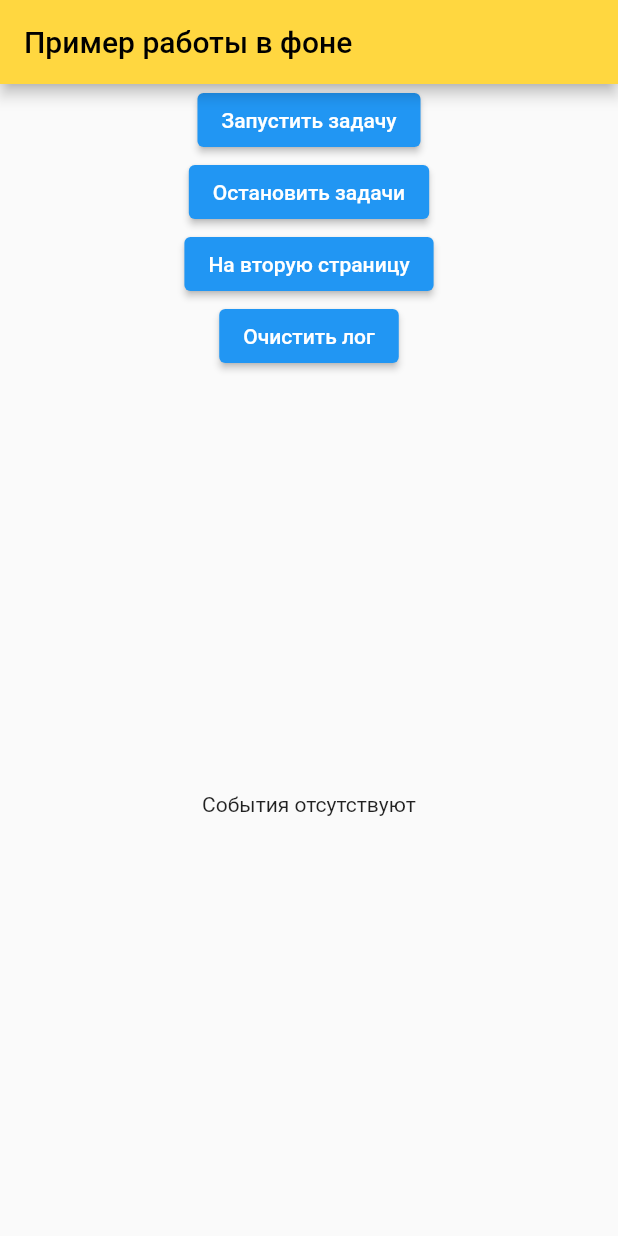
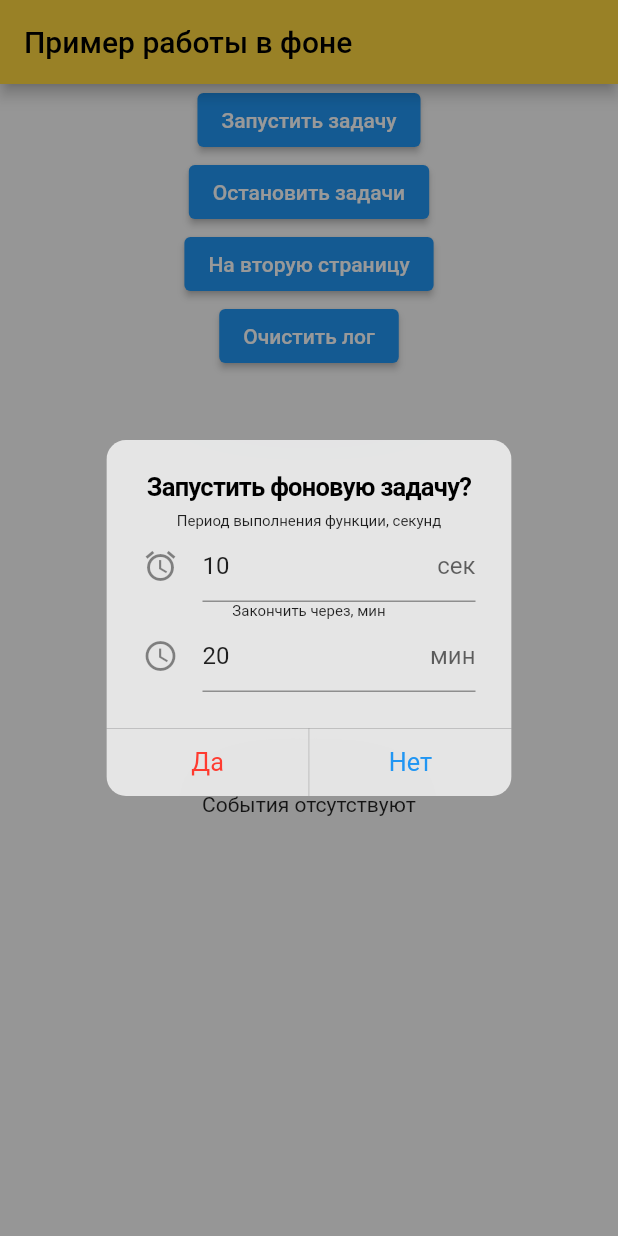
Before and after one commit to dumptyhumpty2014gmail/medium_background_fetch, a Flutter app: the screen it shows after launch, after a tap on "Запустить задачу", on a phone screen of 412 x 824 dp. Run offline on Flutter 3.47's test engine with Material 2 defaults, Android fonts, the phone set to English and light mode, and no system bars; our stand-ins replace shared_preferences; missing offline and left inert: background_fetch.

Commit message:
ограничение времени работы 1

```diff
--- a/lib/first_page.dart
+++ b/lib/first_page.dart
@@ -1,4 +1,5 @@
 import 'package:background_fetch/background_fetch.dart';
+import 'package:medium_background_fetch/task_function.dart';
 import '/log_functions.dart';
 import '/second_page.dart';
 import 'package:flutter/material.dart';
@@ -53,8 +54,10 @@ class _FirstPageState extends State<FirstPage> {
 
   void fetchFunctionFirst(String taskId) {
     final timestamp = DateTime.now();
+    final _myTaskConfig = MyTaskConfig.getTaskConfig(taskId);
     if (mounted) {
       LogManager.writeEventInLog("$taskId@$timestamp [НА ЭКРАНЕ 1]");
+
       setState(() {
         _events.insert(0, "$taskId@${timestamp.toString()}  [НА ЭКРАНЕ 1 SET]");
       });
@@ -68,28 +71,27 @@ class _FirstPageState extends State<FirstPage> {
     if (taskId == 'flutter_background_fetch') {
       return;
     }
-
-    BackgroundFetch.scheduleTask(TaskConfig(
-        taskId: taskId,
-        delay: taskDelay, //const для экспериментов
-        periodic: false,
-        forceAlarmManager: true,
-        stopOnTerminate: setStopOnTerminate,
-        enableHeadless: setEnableHeadless,
-        requiresNetworkConnectivity: true,
-        requiresCharging: true));
+    if (DateTime.now().difference(_myTaskConfig.endDateTime).inSeconds >= 0) {
+      //не запускаем новую задачу
+      return;
+    }
+    startNewTask(taskId, taskDelay);
   }
 
-  void _startSheduleTask1() {
-    BackgroundFetch.scheduleTask(TaskConfig(
-        taskId: '1111',
-        delay: taskDelay, //const для экспериментов
-        periodic: false, //обязательно не периодическую
-        forceAlarmManager: true,
-        stopOnTerminate: setStopOnTerminate,
-        enableHeadless: setEnableHeadless,
-        requiresNetworkConnectivity: true,
-        requiresCharging: true));
+  void _startSheduleTask1(BuildContext context) async {
+    //прежде, чем запустить задачу, открываем форму, в которой выбираем период выполнения и лимит времени
+    cupertinoGetTaskIdDialog(context, TaskIds.firstPageKey).then((value) {
+      //print(value);
+      if (value != null) {
+        final myTaskConfig = MyTaskConfig.getTaskConfig(value);
+        //print(value);
+        //TODO записываем в хранилище (это потом)
+        startNewTask(value, myTaskConfig.period);
+      }
+    }).catchError((error) {
+      //TODO выдаем сообщение, что произошла какая-то ошибка и не смогли запустить
+      //print(error);
+    });
   }
 
   void _stopTasks() {
@@ -121,7 +123,9 @@ class _FirstPageState extends State<FirstPage> {
       body: Column(
         children: [
           ElevatedButton(
-            onPressed: _startSheduleTask1,
+            onPressed: () {
+              _startSheduleTask1(context);
+            },
             child: const Text('Запустить задачу'),
           ),
           ElevatedButton(
--- a/lib/log_functions.dart
+++ b/lib/log_functions.dart
@@ -1,10 +1,13 @@
 import 'dart:convert';
+import 'package:intl/intl.dart';
 
 import 'package:shared_preferences/shared_preferences.dart';
 
 const String logKey = 'log_key';
 const int taskDelay = 15000;
 const int taskDelay2 = 20000;
+final DateFormat formater = DateFormat("yy.MM.dd.HH.mm.ss");
+const String preSuffixTask = 'com.dh.task1';
 
 abstract class LogManager {
   static void writeEventInLog(String event) async {
--- /dev/null
+++ b/lib/task_function.dart
@@ -0,0 +1,209 @@
+import 'package:background_fetch/background_fetch.dart';
+import 'package:flutter/cupertino.dart';
+import 'package:flutter/material.dart';
+import 'package:flutter/services.dart';
+import 'package:intl/intl.dart';
+import 'package:vector_math/vector_math.dart' as math;
+
+import 'log_functions.dart';
+
+final DateFormat formater = DateFormat("yy.MM.dd.HH.mm.ss");
+const taskIdDivider = '_';
+
+//префикс для taskId по страницам
+abstract class TaskIds {
+  static const firstPageKey = 'dh1';
+  static const secondPageKey = 'dh2';
+}
+
+//основная фукнция, выполняющаяся в фоне
+void backgroundFetchFunction(HeadlessTask task) {
+  final taskId = task.taskId;
+  final timeout = task.timeout;
+
+  final timestamp = DateTime.now();
+  //print('111111');
+
+  LogManager.writeEventInLog("$taskId@$timestamp [ФОНОВАЯ]");
+
+  //завершаем любую задачу
+  BackgroundFetch.finish(taskId);
+  //Если задача периодическая, значит это 15минутная к нам залетела, которая при конфигурировании возникает
+  if (timeout || taskId == 'flutter_background_fetch') {
+    return;
+  }
+  //TODO определяем время окончания. Если меньше, то запускаем новую задачу
+  //TODO определяем периодичность для запуска
+  startNewTask(taskId, taskDelay);
+}
+
+//запускаем задачу с одинаковыми параметрами
+void startNewTask(String taskId, int taskDelay) {
+  BackgroundFetch.scheduleTask(TaskConfig(
+    taskId: taskId,
+    delay: taskDelay,
+    periodic: false,
+    forceAlarmManager: true,
+    stopOnTerminate: false,
+    enableHeadless: true,
+    requiresNetworkConnectivity: true,
+    requiresCharging: false,
+  ));
+}
+
+//диалог запроса периода и времени окончания и возвращает сформированный taskId
+Future<String?> cupertinoGetTaskIdDialog(
+    BuildContext context, String taskPagePrefix) async {
+  String _periodTask = '10';
+  String _allTimeTask = '20';
+  void showSnackBar(String meassage) {
+    ScaffoldMessenger.of(context).showSnackBar(SnackBar(
+      content: Text(meassage),
+    ));
+  }
+
+  final String? taskId = await showGeneralDialog<String?>(
+      context: context,
+      pageBuilder: (context, anim1, anim2) {
+        return Container();
+      },
+      barrierDismissible: true,
+      barrierColor: Colors.black.withOpacity(0.4),
+      barrierLabel: '',
+      transitionBuilder: (context, anim1, anim2, child) {
+        return Transform.rotate(
+          angle: math.radians(anim1.value * 360),
+          child: Opacity(
+            opacity: anim1.value,
+            child: CupertinoAlertDialog(
+              title: const Text('Запустить фоновую задачу?'),
+              content: Center(
+                child: Card(
+                  color: Colors.transparent,
+                  elevation: 0.0,
+                  child: Column(
+                    children: [
+                      const Text(
+                        'Период выполнения функции, секунд',
+                        style: TextStyle(fontSize: 10),
+                      ),
+                      TextFormField(
+                        keyboardType: TextInputType.number,
+                        inputFormatters: <TextInputFormatter>[
+                          FilteringTextInputFormatter.allow(RegExp('[0-9]'))
+                        ],
+                        initialValue: _periodTask,
+                        onChanged: (value) {
+                          _periodTask = value;
+                        },
+                        decoration: const InputDecoration(
+                          icon: Icon(Icons.access_alarm),
+                          suffix: Text('сек'),
+                        ),
+                      ),
+                      const Text(
+                        'Закончить через, мин',
+                        style: TextStyle(fontSize: 10),
+                      ),
+                      TextFormField(
+                        keyboardType: TextInputType.number,
+                        inputFormatters: <TextInputFormatter>[
+                          FilteringTextInputFormatter.allow(RegExp('[0-9]'))
+                        ],
+                        initialValue: _allTimeTask,
+                        onChanged: (value) {
+                          _allTimeTask = value;
+                        },
+                        decoration: const InputDecoration(
+                          icon: Icon(
+                            Icons.access_time,
+                          ),
+                          suffix: Text('мин'),
+                        ),
+                      ),
+                    ],
+                  ),
+                ),
+              ),
+              actions: [
+                CupertinoDialogAction(
+                  child: const Text('Да'),
+                  onPressed: () {
+                    final intPeriod = int.tryParse(_periodTask);
+                    if (intPeriod != null) {
+                      if (intPeriod < 10) {
+                        showSnackBar('Период не может быть меньше 10 секунд!');
+                        return;
+                      }
+                      if (intPeriod > 300) {
+                        showSnackBar('Период не может быть больше 300 секунд!');
+                        return;
+                      }
+                    } else {
+                      showSnackBar('Ошибка в определении периода функции!');
+                      return;
+                    }
+                    final intAllTime = int.tryParse(_allTimeTask);
+                    if (intAllTime != null) {
+                      if (intAllTime < 1 || intAllTime * 60 < intPeriod) {
+                        showSnackBar(
+                            'Время работы не может быть меньше 1 мин и меньше периода!');
+                        return;
+                      }
+                      if (intAllTime > 60) {
+                        showSnackBar(
+                            'Время работы не может быть больше 60 минкт!');
+                        return;
+                      }
+                    } else {
+                      showSnackBar(
+                          'Ошибка в определении времени окочания функции!');
+                      return;
+                    }
+                    final taskId1 = MyTaskConfig.getTaskConfigString(
+                        taskPrefix: taskPagePrefix,
+                        period: _periodTask,
+                        endTime: formater.format(
+                            DateTime.now().add(Duration(minutes: intAllTime))));
+
+                    Navigator.of(context).pop(taskId1);
+                  },
+                  isDestructiveAction: true,
+                ),
+                CupertinoDialogAction(
+                    child: const Text('Нет'),
+                    onPressed: () {
+                      Navigator.of(context).pop(null);
+                    }),
+              ],
+            ),
+          ),
+        );
+      },
+      transitionDuration: const Duration(milliseconds: 500));
+  return taskId; //.then((value) => return value);
+}
+
+//набор параметров задачи с какой страницы запущено, период перезапуска, время окончания
+class MyTaskConfig {
+  final String pagePrefix;
+  final int period;
+  final DateTime endDateTime;
+
+  MyTaskConfig(this.pagePrefix, this.period, this.endDateTime);
+  //Формируем набор параметров из строки
+  factory MyTaskConfig.getTaskConfig(String taskId) {
+    final _configList = taskId.split(taskIdDivider);
+    final _prefix = _configList[0];
+    final _configPeriod = int.tryParse(_configList[1]) ?? 0;
+    final _endDateTime = formater.parse(_configList[2]);
+    return MyTaskConfig(_prefix, _configPeriod, _endDateTime);
+  }
+//Формируем строку из параметров задачи: с какой страницы запущено, период перезапуска, время окончания
+  static String getTaskConfigString(
+      {required String taskPrefix,
+      required String period,
+      required String endTime}) {
+    return '$taskPrefix$taskIdDivider$period$taskIdDivider$endTime';
+  }
+}
--- a/pubspec.yaml
+++ b/pubspec.yaml
@@ -31,6 +31,7 @@ dependencies:
     sdk: flutter
   background_fetch: ^1.0.1
   shared_preferences: ^2.0.8
+  intl: ^0.17.0
 
   # The following adds the Cupertino Icons font to your application.
   # Use with the CupertinoIcons class for iOS style icons.
```
Also changed, not shown: lib/main.dart (+1 -27 lines), pubspec.lock.
